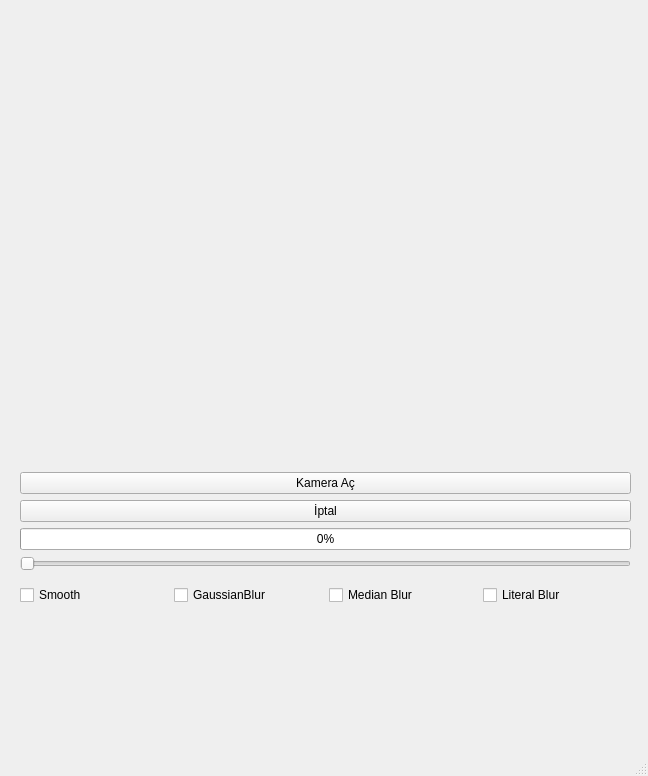
Qt form EDIZ/Kamera.ui (vektorelpython24proje/MasaustuProje) before a commit.
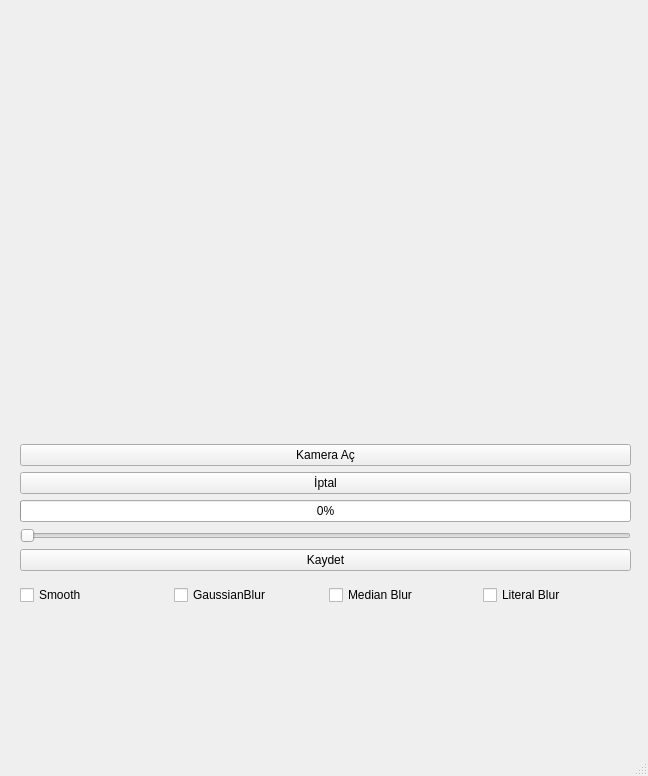
The same form after that commit.

```diff
--- a/EDIZ/Kamera.ui
+++ b/EDIZ/Kamera.ui
@@ -71,6 +71,13 @@
        </property>
       </widget>
      </item>
+     <item row="5" column="0">
+      <widget class="QPushButton" name="btKaydet">
+       <property name="text">
+        <string>Kaydet</string>
+       </property>
+      </widget>
+     </item>
     </layout>
    </widget>
    <widget class="QWidget" name="gridLayoutWidget_2">
```
Left out of the diff: 8 changed lines with no effect on the pictures.
